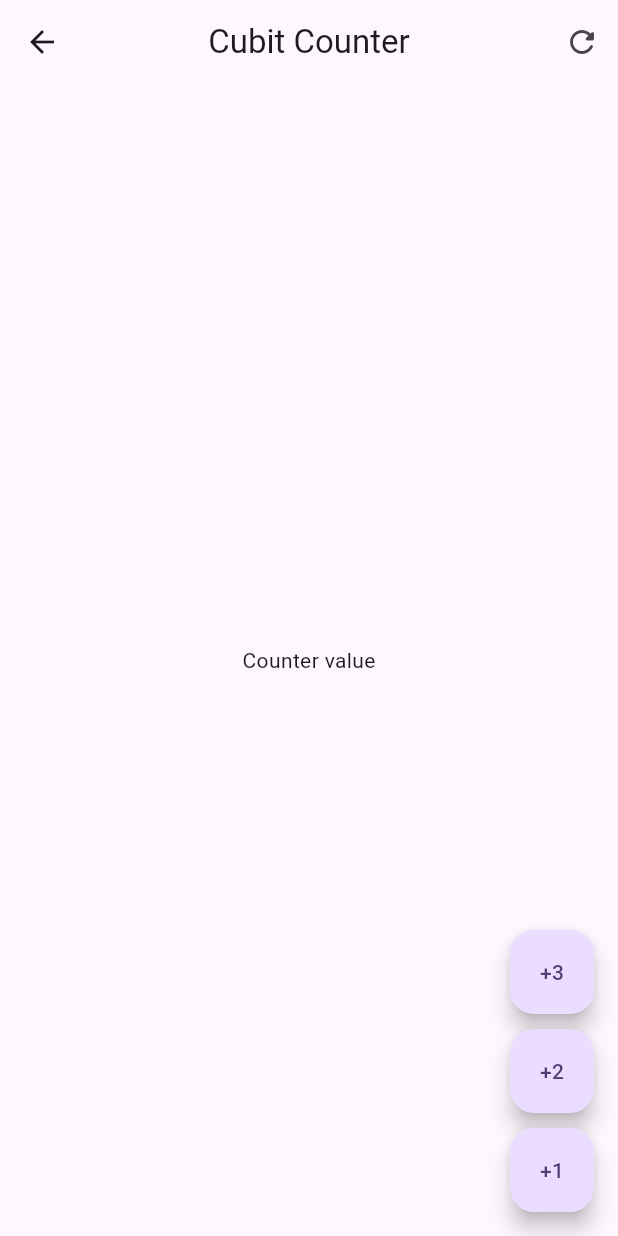
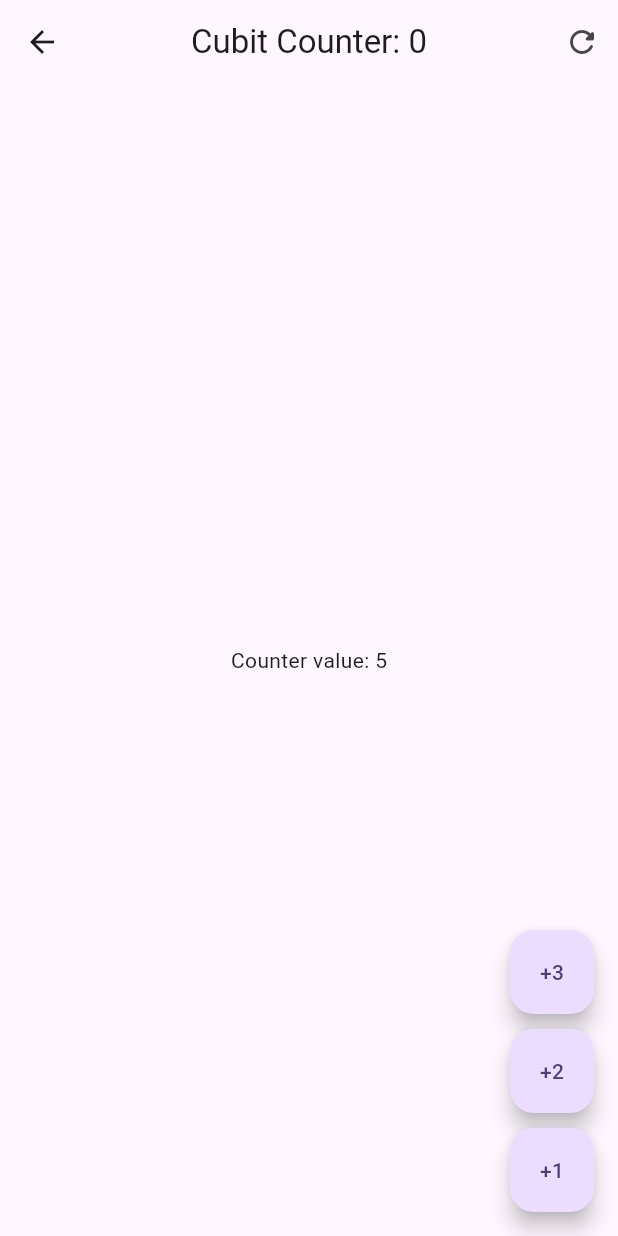
Before and after one commit to isaias-alt/forms_app, a Flutter app: the screen it shows after launch, after a tap on "Cubits", on a phone screen of 412 x 824 dp. Run offline on Flutter 3.47's test engine with Material 3 defaults, Android fonts, the phone set to English and light mode, and no system bars; our stand-ins replace equatable, flutter_bloc, go_router.

Commit message:
feat(presentation): add cubit and equatable

```diff
--- /dev/null
+++ b/lib/presentation/blocs/counter_cubit/counter_state.dart
@@ -0,0 +1,19 @@
+part of 'counter_cubit.dart';
+
+class CounterState extends Equatable {
+  final int counter;
+  final int transactionCount;
+
+  const CounterState({
+    this.counter = 0,
+    this.transactionCount = 0,
+  });
+
+  copyWith({int? counter, int? transactionCount}) => CounterState(
+        counter: counter ?? this.counter,
+        transactionCount: transactionCount = this.transactionCount,
+      );
+
+  @override
+  List<Object> get props => [counter, transactionCount];
+}
--- a/lib/presentation/screens/cubit_counter_screen.dart
+++ b/lib/presentation/screens/cubit_counter_screen.dart
@@ -1,43 +1,67 @@
 import 'package:flutter/material.dart';
+import 'package:flutter_bloc/flutter_bloc.dart';
+import 'package:forms_app/presentation/blocs/counter_cubit/counter_cubit.dart';
 
 class CubitCounterScreen extends StatelessWidget {
   const CubitCounterScreen({super.key});
 
   @override
   Widget build(BuildContext context) {
+    return BlocProvider(
+      create: (_) => CounterCubit(),
+      child: const _CubitCounterView(),
+    );
+  }
+}
+
+class _CubitCounterView extends StatelessWidget {
+  const _CubitCounterView();
+
+  void increaseCounterBy(BuildContext context, [int value = 1]) {
+    context.read<CounterCubit>().increaseBy(value);
+  }
+
+  @override
+  Widget build(BuildContext context) {
     return Scaffold(
       appBar: AppBar(
-        title: const Text('Cubit Counter'),
+        title: context.select((CounterCubit value) {
+          return Text('Cubit Counter: ${value.state.transactionCount}');
+        }),
         actions: [
           IconButton(
-            onPressed: () {},
+            onPressed: () {
+              context.read<CounterCubit>().reset();
+            },
             icon: const Icon(Icons.refresh_rounded),
           )
         ],
       ),
-      body: const Center(
-        child: Text('Counter value'),
+      body: Center(
+        child: BlocBuilder<CounterCubit, CounterState>(
+          builder: (context, state) {
+            return Text('Counter value: ${state.counter}');
+          },
+        ),
       ),
       floatingActionButton: Column(
         mainAxisAlignment: MainAxisAlignment.end,
         children: [
           FloatingActionButton(
-            heroTag: '1',
-            child: const Text('+3'),
-            onPressed: () {},
-          ),
+              heroTag: '1',
+              child: const Text('+3'),
+              onPressed: () => increaseCounterBy(context, 3)),
           const SizedBox(height: 10),
           FloatingActionButton(
             heroTag: '2',
             child: const Text('+2'),
-            onPressed: () {},
+            onPressed: () => increaseCounterBy(context, 2),
           ),
           const SizedBox(height: 10),
           FloatingActionButton(
-            heroTag: '3',
-            child: const Text('+1'),
-            onPressed: () {},
-          ),
+              heroTag: '3',
+              child: const Text('+1'),
+              onPressed: () => increaseCounterBy(context)),
         ],
       ),
     );
--- a/pubspec.yaml
+++ b/pubspec.yaml
@@ -7,6 +7,7 @@ environment:
   sdk: '>=3.3.0 <4.0.0'
 
 dependencies:
+  equatable: ^2.0.5
   flutter:
     sdk: flutter
   flutter_bloc: ^8.1.4
```
Also changed, not shown: lib/presentation/blocs/counter_cubit/counter_cubit.dart (added, +25 -0 lines), pubspec.lock.
